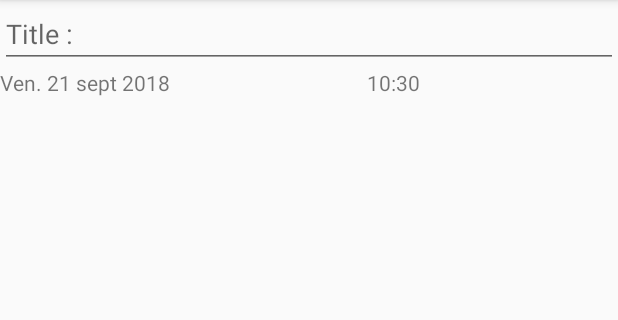
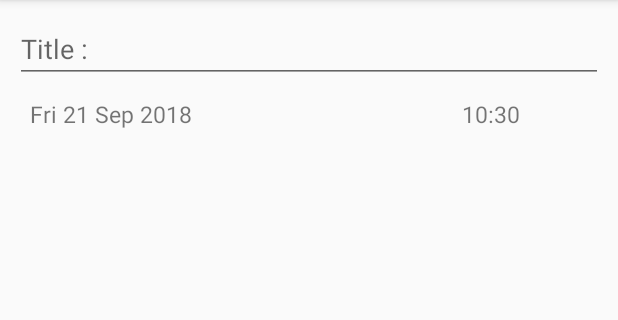
Before and after one commit to ToWaR6/Coolendar, an Android app: the fragment AddEventFragment shown on its own in the app's theme, on a phone screen of 412 x 824 dp, the part 84-404 px from its top. Run offline under Robolectric (Android 15) with nearby library versions, the phone set to English and light mode, and no system bars.

Commit message:
Feat : Ajout de la selection de date
- Ajout d'un champs de date modifiable à l'instar de Calendar
- Correction de bug sur l'heure qui n'affiche pas de la sorte 01 mais 1 pour les minutes

```diff
--- a/mobile/src/main/java/com/tps/hasselhoff/coolendar/AddEventFragment.java
+++ b/mobile/src/main/java/com/tps/hasselhoff/coolendar/AddEventFragment.java
@@ -1,5 +1,6 @@
 package com.tps.hasselhoff.coolendar;
 
+import android.app.DatePickerDialog;
 import android.app.TimePickerDialog;
 import android.os.Bundle;
 import android.support.annotation.NonNull;
@@ -9,11 +10,13 @@ import android.util.Log;
 import android.view.LayoutInflater;
 import android.view.View;
 import android.view.ViewGroup;
-import android.widget.EditText;
+import android.widget.DatePicker;
 import android.widget.TextView;
 import android.widget.TimePicker;
 
+import java.text.SimpleDateFormat;
 import java.util.Calendar;
+import java.util.Date;
 
 public class AddEventFragment extends Fragment {
     @Override
@@ -26,27 +29,47 @@ public class AddEventFragment extends Fragment {
     public View onCreateView(@NonNull LayoutInflater inflater, @Nullable ViewGroup container, @Nullable Bundle savedInstanceState) {
         View rootView = inflater.inflate(R.layout.fragment_add_event,container,false);
         //Get heure courante
-        Calendar mcurrentTime = Calendar.getInstance();
-        int hour = mcurrentTime.get(Calendar.HOUR_OF_DAY);
-        int minute = mcurrentTime.get(Calendar.MINUTE);
+        final Calendar date  = Calendar.getInstance();
+        int hour = date.get(Calendar.HOUR_OF_DAY);
+        int minute = date.get(Calendar.MINUTE);
+        SimpleDateFormat simpleTimeFormat  = new SimpleDateFormat("HH:mm");
 
-        final TextView my_Time = rootView.findViewById(R.id.time_picker);
-        my_Time.setText( hour + ":" + minute);
+        final TextView myTime = rootView.findViewById(R.id.time);
+        myTime.setText( simpleTimeFormat.format(date.getTime()));
         final TimePickerDialog  timePicker = new TimePickerDialog(getActivity(), new TimePickerDialog.OnTimeSetListener() {
             @Override
             public void onTimeSet(TimePicker timePicker, int selectedHour, int selectedMinute) {
-                my_Time.setText( selectedHour + ":" + selectedMinute);
+                date.set(Calendar.HOUR,selectedHour);
+                date.set(Calendar.MINUTE,selectedMinute);
+                myTime.setText( selectedHour + ":" + selectedMinute);
             }
         }, hour, minute, true);
 
-        rootView.findViewById(R.id.time_picker).setOnClickListener(new View.OnClickListener(){
+        myTime.setOnClickListener(new View.OnClickListener(){
             public void onClick(View view){
                 timePicker.show();
             }
         });
 
+        final TextView myDate = rootView.findViewById(R.id.date);
+        final SimpleDateFormat simpleDateFormat = new SimpleDateFormat("EEE dd MMM yyyy");
 
+        myDate.setText(simpleDateFormat.format(date.getTime()));
+        final DatePickerDialog datePicker = new DatePickerDialog(getActivity(), new DatePickerDialog.OnDateSetListener() {
+            @Override
+            public void onDateSet(DatePicker view, int year, int month, int dayOfMonth) {
+                Calendar date  = Calendar.getInstance();
+                date.set(year,month,dayOfMonth);
+                myDate.setText(simpleDateFormat.format(date.getTime()));
 
+            }
+        },date.get(Calendar.YEAR),date.get(Calendar.MONTH),date.get(Calendar.DAY_OF_MONTH));
+
+        myDate.setOnClickListener(new View.OnClickListener(){
+            public void onClick(View view){
+                datePicker.show();
+            }
+        });
         return rootView;
     }
 }
--- a/mobile/src/main/java/com/tps/hasselhoff/coolendar/MainActivity.java
+++ b/mobile/src/main/java/com/tps/hasselhoff/coolendar/MainActivity.java
@@ -3,6 +3,7 @@ package com.tps.hasselhoff.coolendar;
 import android.os.Bundle;
 import android.support.annotation.NonNull;
 import android.support.design.widget.BottomNavigationView;
+import android.app.FragmentTransaction;
 import android.support.v7.app.AppCompatActivity;
 import android.view.MenuItem;
 import android.widget.TextView;
@@ -21,7 +22,9 @@ public class MainActivity extends AppCompatActivity {
                     mTextMessage.setText(R.string.title_home);
                     return true;
                 case R.id.navigation_dashboard:
-                    mTextMessage.setText(R.string.title_dashboard);
+                    FragmentTransaction transaction= getFragmentManager().beginTransaction();
+                    transaction.replace(R.id.fragment_container,new AddEventFragment());
+                    transaction.commit();
                     return true;
                 case R.id.navigation_notifications:
                     mTextMessage.setText(R.string.title_notifications);
--- a/mobile/src/main/res/layout/fragment_add_event.xml
+++ b/mobile/src/main/res/layout/fragment_add_event.xml
@@ -2,7 +2,8 @@
 <LinearLayout xmlns:android="http://schemas.android.com/apk/res/android"
     android:layout_width="match_parent"
     android:layout_height="match_parent"
-    android:orientation="vertical">
+    android:orientation="vertical"
+    android:padding="10dp">
 
     <android.support.constraint.ConstraintLayout
         android:layout_width="match_parent"
@@ -22,21 +23,24 @@
     <LinearLayout
         android:layout_width="match_parent"
         android:layout_height="match_parent"
-        android:orientation="horizontal">
+        android:orientation="horizontal"
+        android:padding="10dp">
 
         <TextView
-            android:id="@+id/textView2"
+            android:id="@+id/date"
             android:layout_width="wrap_content"
             android:layout_height="wrap_content"
-            android:layout_weight="1"
-            android:text="Ven. 21 sept 2018" />
+            android:layout_weight="80"
+            android:textSize="15sp"
+            android:layout_gravity="start"/>
 
         <TextView
-            android:id="@+id/time_picker"
+            android:id="@+id/time"
             android:layout_width="wrap_content"
             android:layout_height="wrap_content"
-            android:layout_weight="1"
-            android:text="TEST"
+            android:textSize="15sp"
+            android:layout_weight="20"
+            android:layout_gravity="end"
             />
     </LinearLayout>
 </LinearLayout>
```
